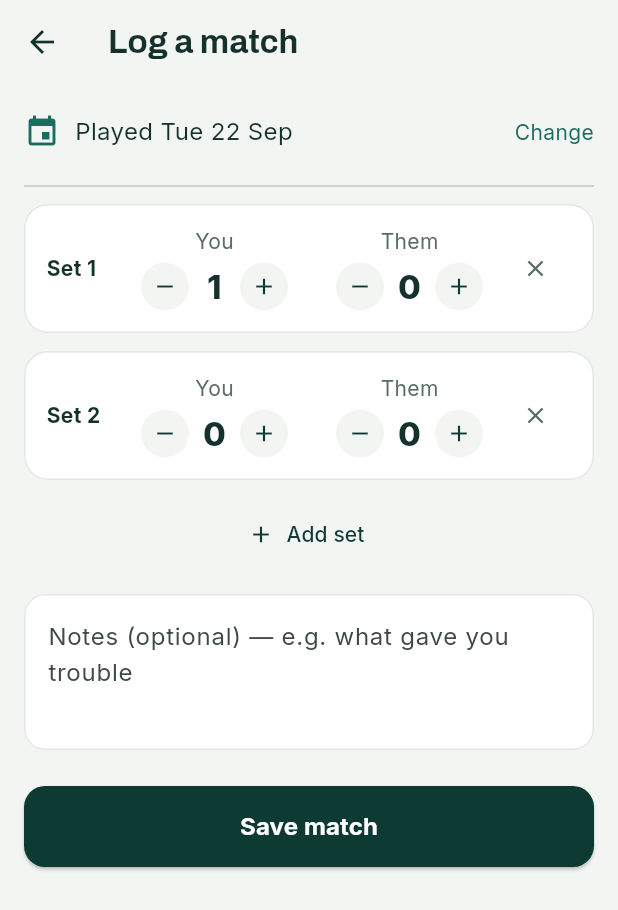
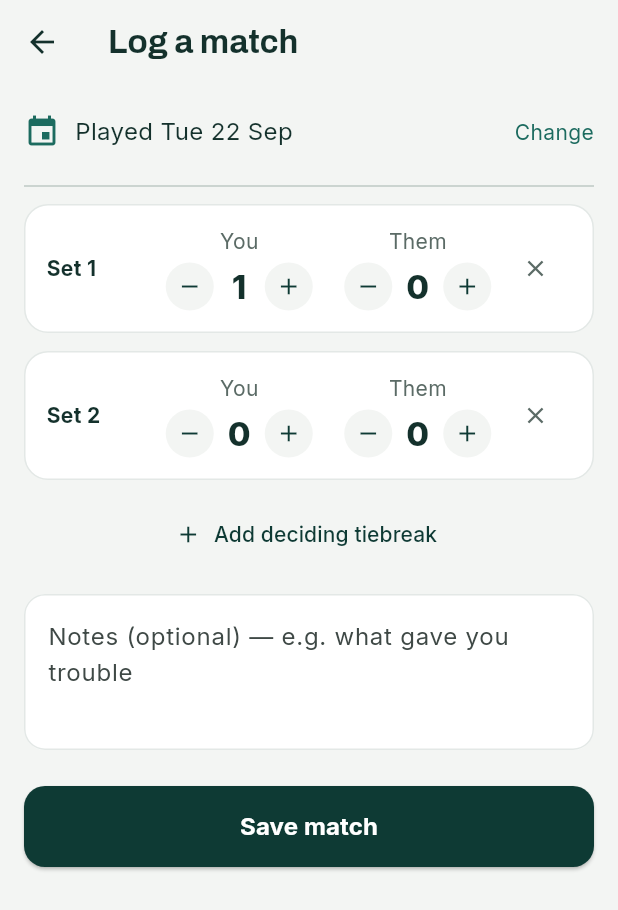
Before and after one commit to gtsak94/padel_progress, a Flutter app: the ScoreboardScreen screen opened directly, after a tap on the "add" icon, after a tap on "Add set", on a phone screen of 412 x 824 dp. Shown: the top 910 px of the screen. Run offline on Flutter 3.47's test engine with Material 3 defaults, Android fonts, the phone set to English and light mode, and no system bars; our stand-ins replace google_fonts, shared_preferences; accounts and stored records are empty.

Commit message:
Add tournament scoring validation (best of 3, super tiebreak)

```diff
--- a/lib/screens/scoreboard_screen.dart
+++ b/lib/screens/scoreboard_screen.dart
@@ -1,8 +1,9 @@
 // lib/screens/scoreboard_screen.dart
 //
-// v1 match logger: enter the games in each set, the date, optional notes, save.
-// (A live point-by-point scoreboard with serve rotation is a later upgrade —
-// this already fills the full data model.)
+// v1 match logger with tournament scoring rules.
+// Enter the games in each set, the date, optional notes, save.
+// On save we ask PadelScoring.validateMatch(...) whether it's a legal
+// best-of-3 before storing anything — the rules live in that file, not here.
 
 import 'package:flutter/material.dart';
 import 'package:intl/intl.dart';
@@ -11,6 +12,7 @@ import 'package:uuid/uuid.dart';
 
 import '../models/models.dart';
 import '../services/match_repository.dart';
+import '../services/padel_scoring.dart';
 import '../theme.dart';
 
 class ScoreboardScreen extends StatefulWidget {
@@ -21,7 +23,7 @@ class ScoreboardScreen extends StatefulWidget {
 }
 
 class _ScoreboardScreenState extends State<ScoreboardScreen> {
-  // Each entry is one set: [yourGames, theirGames].
+  // Each entry is one set: [yourGames, theirGames]. Best of 3 → up to 3 rows.
   final List<List<int>> _sets = [
     [0, 0],
   ];
@@ -34,7 +36,11 @@ class _ScoreboardScreenState extends State<ScoreboardScreen> {
     super.dispose();
   }
 
-  void _addSet() => setState(() => _sets.add([0, 0]));
+  // The 3rd set is the deciding super tiebreak, so we cap at 3 rows.
+  void _addSet() => setState(() {
+    if (_sets.length < 3) _sets.add([0, 0]);
+  });
+
   void _removeSet(int i) => setState(() {
     if (_sets.length > 1) _sets.removeAt(i);
   });
@@ -57,15 +63,25 @@ class _ScoreboardScreenState extends State<ScoreboardScreen> {
   }
 
   void _save() {
+    final sets = _sets
+        .map((s) => PadelSet(yourGames: s[0], theirGames: s[1]))
+        .toList();
+
+    // Ask the rulebook. null == valid; otherwise it hands back the reason.
+    final error = PadelScoring.validateMatch(sets);
+    if (error != null) {
+      ScaffoldMessenger.of(context).showSnackBar(
+        SnackBar(content: Text(error), backgroundColor: AppColors.loss),
+      );
+      return; // stop — nothing is saved
+    }
+
     final match = Match(
       id: const Uuid().v4(),
       date: _date,
-      sets: _sets
-          .map((s) => PadelSet(yourGames: s[0], theirGames: s[1]))
-          .toList(),
+      sets: sets,
       notes: _notes.text.trim().isEmpty ? null : _notes.text.trim(),
     );
-    // read() (not watch) — we're triggering an action, not rebuilding on change.
     context.read<MatchRepository>().addMatch(match);
     Navigator.of(context).pop();
   }
@@ -105,6 +121,7 @@ class _ScoreboardScreenState extends State<ScoreboardScreen> {
           for (int i = 0; i < _sets.length; i++) ...[
             _SetRow(
               index: i,
+              isDecider: i == 2, // 3rd row = super tiebreak to 10
               you: _sets[i][0],
               them: _sets[i][1],
               onBump: _bump,
@@ -113,10 +130,14 @@ class _ScoreboardScreenState extends State<ScoreboardScreen> {
             const SizedBox(height: 12),
           ],
 
+          // Only offer "add set" while there's room (best of 3).
+          if (_sets.length < 3)
             TextButton.icon(
               onPressed: _addSet,
               icon: const Icon(Icons.add),
-            label: const Text('Add set'),
+              label: Text(
+                _sets.length == 2 ? 'Add deciding tiebreak' : 'Add set',
+              ),
             ),
 
           const SizedBox(height: 16),
@@ -165,6 +186,7 @@ class _ScoreboardScreenState extends State<ScoreboardScreen> {
 class _SetRow extends StatelessWidget {
   const _SetRow({
     required this.index,
+    required this.isDecider,
     required this.you,
     required this.them,
     required this.onBump,
@@ -172,6 +194,7 @@ class _SetRow extends StatelessWidget {
   });
 
   final int index;
+  final bool isDecider;
   final int you;
   final int them;
   final void Function(int setIndex, int side, int delta) onBump;
@@ -179,6 +202,7 @@ class _SetRow extends StatelessWidget {
 
   @override
   Widget build(BuildContext context) {
+    final title = isDecider ? 'Tiebreak' : 'Set ${index + 1}';
     return Container(
       padding: const EdgeInsets.all(14),
       decoration: BoxDecoration(
@@ -186,12 +210,15 @@ class _SetRow extends StatelessWidget {
         borderRadius: BorderRadius.circular(16),
         border: Border.all(color: const Color(0xFFE3E8E6)),
       ),
-      child: Row(
+      child: Column(
+        crossAxisAlignment: CrossAxisAlignment.start,
+        children: [
+          Row(
             children: [
               SizedBox(
-            width: 52,
+                width: 74,
                 child: Text(
-              'Set ${index + 1}',
+                  title,
                   style: const TextStyle(
                     fontWeight: FontWeight.w700,
                     color: AppColors.ink,
@@ -216,8 +243,22 @@ class _SetRow extends StatelessWidget {
               if (onRemove != null)
                 IconButton(
                   onPressed: onRemove,
-              icon: const Icon(Icons.close, size: 18, color: AppColors.inkSoft),
+                  icon: const Icon(
+                    Icons.close,
+                    size: 18,
+                    color: AppColors.inkSoft,
+                  ),
                   tooltip: 'Remove set',
+                ),
+            ],
+          ),
+          if (isDecider)
+            const Padding(
+              padding: EdgeInsets.only(top: 6, left: 2),
+              child: Text(
+                'Deciding super tiebreak — first to 10, win by 2',
+                style: TextStyle(fontSize: 12, color: AppColors.inkSoft),
+              ),
             ),
         ],
       ),
```
Also changed, not shown: lib/services/padel_scoring.dart (added, +81 -0 lines). Lines whose indentation alone changed are shown as unchanged.
